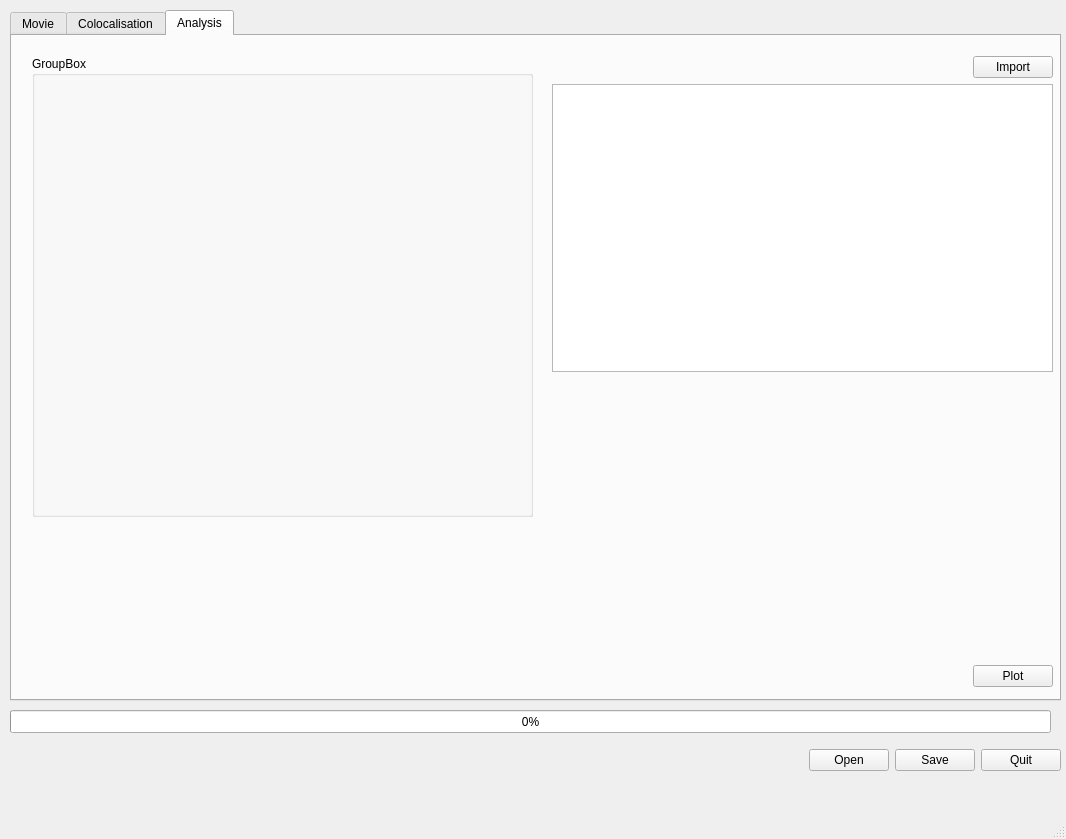
This is obcol.ui in drmatthews/object-colocalisation as Qt 5 draws it before an edit. The edited form follows.
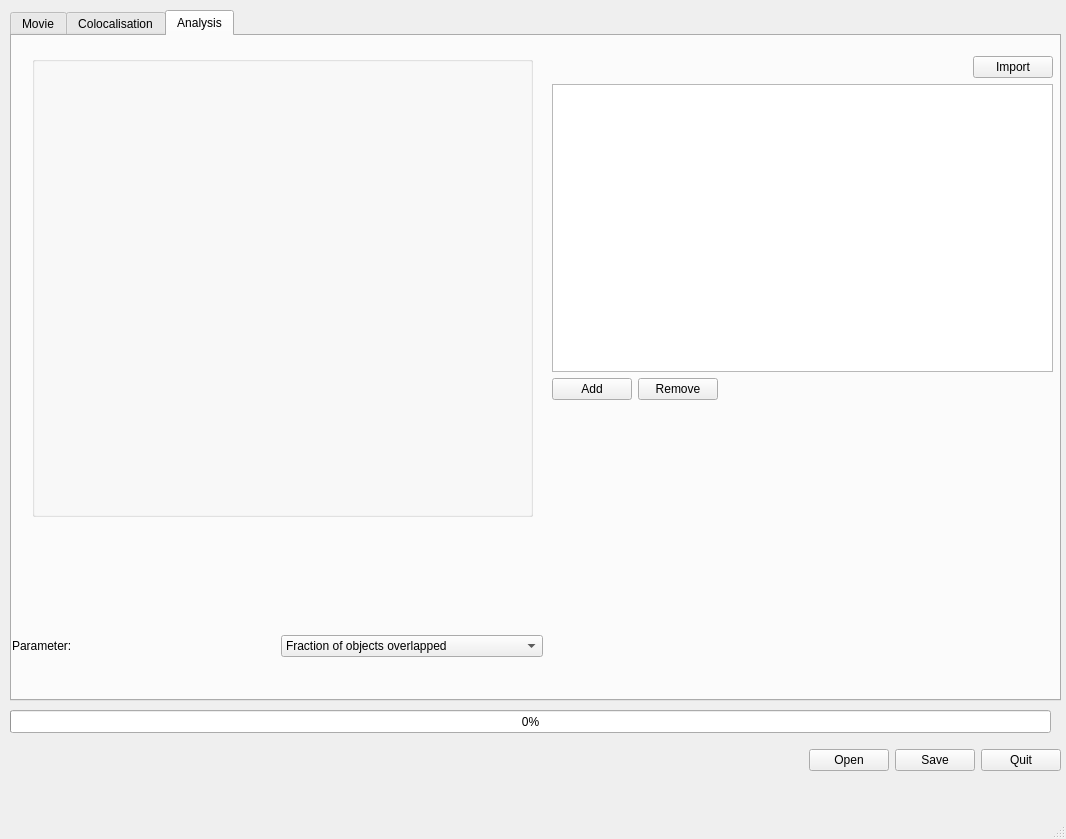
This is the edited form. The open tabs and pages were chosen to show the change.

Commit message: updated gui to allow importing data

Diff of the .ui file:
```diff
--- a/obcol.ui
+++ b/obcol.ui
@@ -623,21 +623,22 @@
        <item>
         <widget class="QListWidget" name="import_list_widget"/>
        </item>
-       <item>
-        <spacer name="verticalSpacer">
-         <property name="orientation">
-          <enum>Qt::Vertical</enum>
-         </property>
-         <property name="sizeHint" stdset="0">
-          <size>
-           <width>20</width>
-           <height>40</height>
-          </size>
-         </property>
-        </spacer>
-       </item>
        <item>
         <layout class="QHBoxLayout" name="horizontalLayout_18">
+         <item>
+          <widget class="QPushButton" name="add_button">
+           <property name="text">
+            <string>Add</string>
+           </property>
+          </widget>
+         </item>
+         <item>
+          <widget class="QPushButton" name="remove_button">
+           <property name="text">
+            <string>Remove</string>
+           </property>
+          </widget>
+         </item>
          <item>
           <spacer name="horizontalSpacer_10">
            <property name="orientation">
@@ -651,15 +652,21 @@
            </property>
           </spacer>
          </item>
-         <item>
-          <widget class="QPushButton" name="plot_button">
-           <property name="text">
-            <string>Plot</string>
-           </property>
-          </widget>
-         </item>
         </layout>
        </item>
+       <item>
+        <spacer name="verticalSpacer">
+         <property name="orientation">
+          <enum>Qt::Vertical</enum>
+         </property>
+         <property name="sizeHint" stdset="0">
+          <size>
+           <width>20</width>
+           <height>40</height>
+          </size>
+         </property>
+        </spacer>
+       </item>
       </layout>
      </widget>
      <widget class="QGroupBox" name="analysis_plot_groupbox">
@@ -672,9 +679,50 @@
        </rect>
       </property>
       <property name="title">
-       <string>GroupBox</string>
+       <string/>
       </property>
      </widget>
+     <widget class="QWidget" name="horizontalLayoutWidget_3">
+      <property name="geometry">
+       <rect>
+        <x>0</x>
+        <y>570</y>
+        <width>531</width>
+        <height>80</height>
+       </rect>
+      </property>
+      <layout class="QHBoxLayout" name="horizontalLayout_19">
+       <item>
+        <widget class="QLabel" name="label_17">
+         <property name="text">
+          <string>Parameter:</string>
+         </property>
+        </widget>
+       </item>
+       <item>
+        <widget class="QComboBox" name="analysis_data_combobox">
+         <property name="sizeAdjustPolicy">
+          <enum>QComboBox::AdjustToContents</enum>
+         </property>
+         <item>
+          <property name="text">
+           <string>Fraction of objects overlapped</string>
+          </property>
+         </item>
+         <item>
+          <property name="text">
+           <string>Ave. Size of overlapped regions</string>
+          </property>
+         </item>
+         <item>
+          <property name="text">
+           <string>Ave. Signal in overlapped regions</string>
+          </property>
+         </item>
+        </widget>
+       </item>
+      </layout>
+     </widget>
     </widget>
    </widget>
    <widget class="QWidget" name="horizontalLayoutWidget_2">
```
The commit also changes 4 other files.
